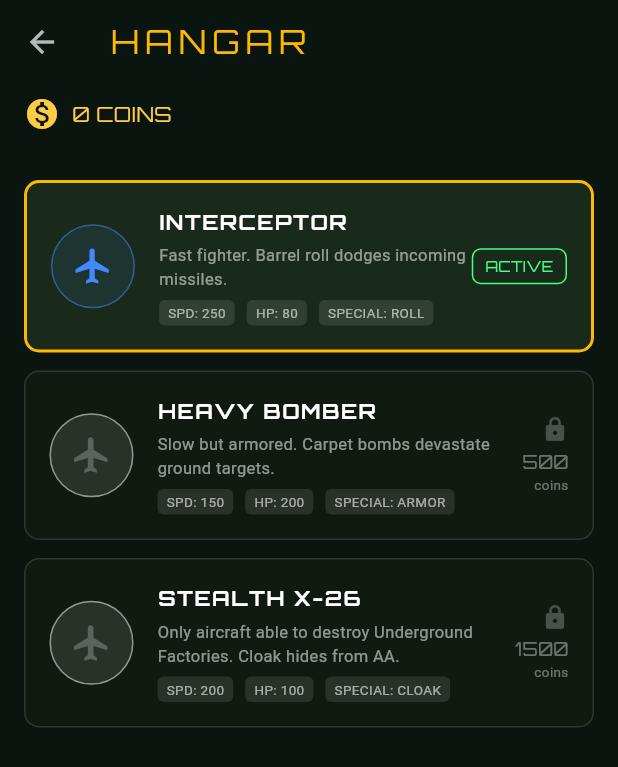
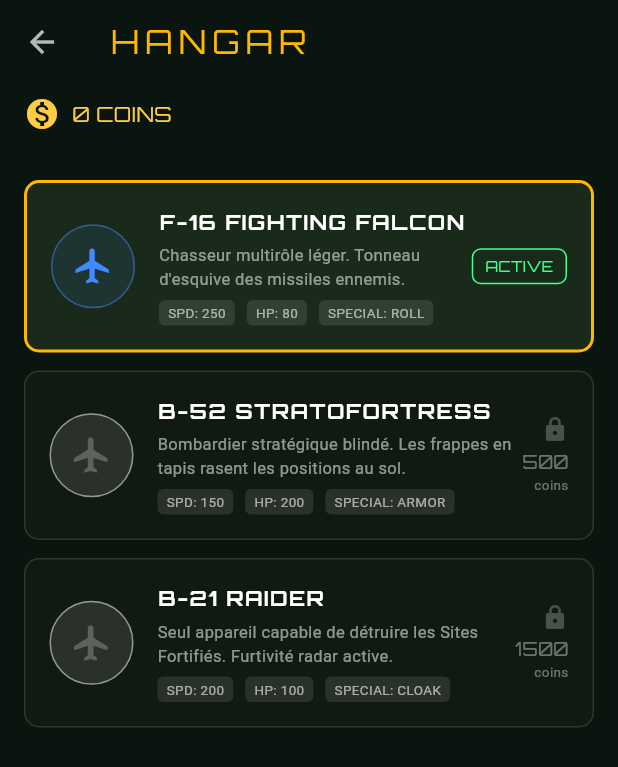
Before and after one commit to montreuild/BombingWar, a Flutter app: the screen it shows after launch, after a tap on "HANGAR", on a phone screen of 412 x 824 dp. Shown: the top 767 px of the screen. Run offline on Flutter 3.47's test engine with Material 3 defaults, Android fonts, the phone set to English and light mode, and no system bars; our stand-ins replace audioplayers, google_fonts, shared_preferences; missing offline and left inert: flame.

Commit message:
feat: use real military designations for aircraft and weapons
Aircraft: F-16 Fighting Falcon, B-52 Stratofortress, B-21 Raider
Weapons: M61 Vulcan, AIM-9X Sidewinder, Mk.82 JDAM, GBU-28 Bunker Buster

https://claude.ai/code/session_01RdjXryYiwkKeoNDrC6D5tA

```diff
--- a/lib/models/aircraft_data.dart
+++ b/lib/models/aircraft_data.dart
@@ -32,38 +32,38 @@ class AircraftData {
 
   static const AircraftData interceptor = AircraftData(
     id: 'interceptor',
-    name: 'Interceptor',
+    name: 'F-16 Fighting Falcon',
     speed: GameConfig.interceptorSpeed,
     health: GameConfig.interceptorHealth,
     weapons: [WeaponData.heatMissile, WeaponData.machineGun],
     specialAbility: SpecialAbility.barrelRoll,
     unlockLevel: 0,
     unlockCost: 0,
-    description: 'Fast fighter. Barrel roll dodges incoming missiles.',
+    description: 'Chasseur multirôle léger. Tonneau d\'esquive des missiles ennemis.',
   );
 
   static const AircraftData heavyBomber = AircraftData(
     id: 'heavy_bomber',
-    name: 'Heavy Bomber',
+    name: 'B-52 Stratofortress',
     speed: GameConfig.heavyBomberSpeed,
     health: GameConfig.heavyBomberHealth,
     weapons: [WeaponData.carpetBomb],
     specialAbility: SpecialAbility.armor,
     unlockLevel: GameConfig.heavyBomberUnlockLevel,
     unlockCost: 500,
-    description: 'Slow but armored. Carpet bombs devastate ground targets.',
+    description: 'Bombardier stratégique blindé. Les frappes en tapis rasent les positions au sol.',
   );
 
   static const AircraftData stealthX26 = AircraftData(
     id: 'stealth_x26',
-    name: 'Stealth X-26',
+    name: 'B-21 Raider',
     speed: GameConfig.stealthSpeed,
     health: GameConfig.stealthHealth,
     weapons: [WeaponData.penetratorBomb, WeaponData.machineGun],
     specialAbility: SpecialAbility.cloak,
     unlockLevel: GameConfig.stealthUnlockLevel,
     unlockCost: 1500,
-    description: 'Only aircraft able to destroy Underground Factories. Cloak hides from AA.',
+    description: 'Seul appareil capable de détruire les Sites Fortifiés. Furtivité radar active.',
   );
 
   static const List<AircraftData> all = [interceptor, heavyBomber, stealthX26];
--- a/lib/models/weapon_data.dart
+++ b/lib/models/weapon_data.dart
@@ -24,7 +24,7 @@ class WeaponData {
   // ---------------------------------------------------------------------------
 
   static const WeaponData machineGun = WeaponData(
-    name: 'Machine Gun',
+    name: 'M61 Vulcan',
     damage: GameConfig.bulletDamage,
     range: GameConfig.bulletRange,
     cooldown: GameConfig.bulletCooldown,
@@ -32,7 +32,7 @@ class WeaponData {
   );
 
   static const WeaponData heatMissile = WeaponData(
-    name: 'Heat Missile',
+    name: 'AIM-9X Sidewinder',
     damage: GameConfig.missileDamage,
     range: GameConfig.missileRange,
     cooldown: GameConfig.missileCooldown,
@@ -40,7 +40,7 @@ class WeaponData {
   );
 
   static const WeaponData carpetBomb = WeaponData(
-    name: 'Carpet Bomb',
+    name: 'Mk.82 JDAM',
     damage: GameConfig.bombDamage,
     range: GameConfig.worldHeight,
     cooldown: GameConfig.bombCooldown,
@@ -49,7 +49,7 @@ class WeaponData {
   );
 
   static const WeaponData penetratorBomb = WeaponData(
-    name: 'Penetrator Bomb',
+    name: 'GBU-28 Bunker Buster',
     damage: GameConfig.penetratorDamage,
     range: GameConfig.worldHeight,
     cooldown: GameConfig.penetratorCooldown,
--- a/lib/ui/screens/mission_briefing_screen.dart
+++ b/lib/ui/screens/mission_briefing_screen.dart
@@ -260,7 +260,7 @@ class MissionBriefingScreen extends StatelessWidget {
           const SizedBox(width: 8),
           Expanded(
             child: Text(
-              'Les Sites Fortifiés ne peuvent être détruits que par la Penetrator Bomb du Stealth X-26.',
+              'Les Sites Fortifiés ne peuvent être détruits que par le GBU-28 Bunker Buster du B-21 Raider.',
               style: GoogleFonts.orbitron(
                   fontSize: 9, color: Colors.white54, letterSpacing: 0.5),
             ),
```
